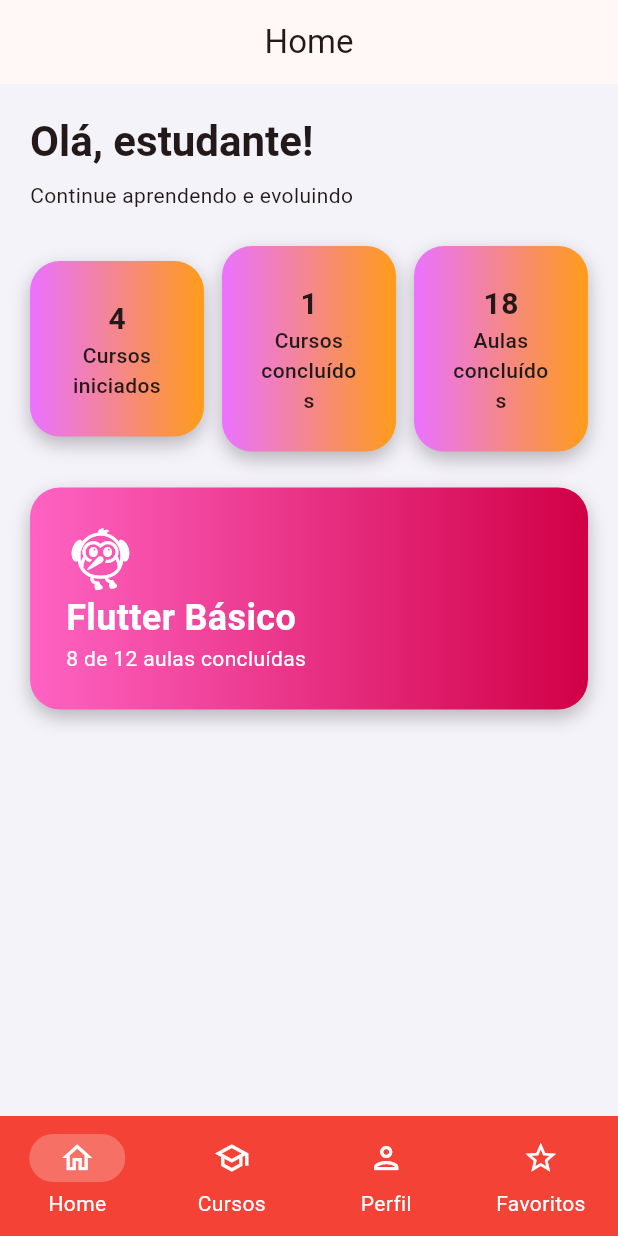
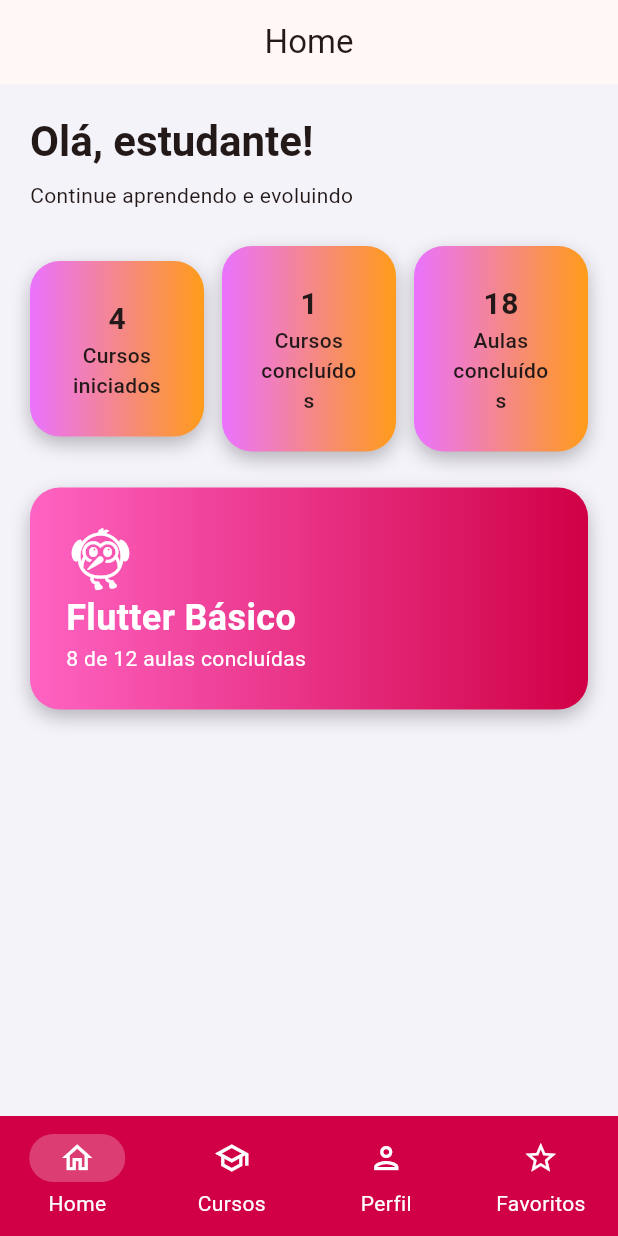
Before and after one commit to h3llsyn/aplicativo_curso, a Flutter app: the screen it shows after launch, on a phone screen of 412 x 824 dp. Run offline on Flutter 3.47's test engine with Material 3 defaults, Android fonts, the phone set to English and light mode, and no system bars.

Commit message:
mudando cor da navbar

```diff
--- a/lib/main.dart
+++ b/lib/main.dart
@@ -24,7 +24,7 @@
         ),
         useMaterial3: true,
         navigationBarTheme: const NavigationBarThemeData(
-          backgroundColor: Colors.red,
+          backgroundColor: const Color.fromARGB(255, 209, 0, 70),
           indicatorColor: Colors.white24,
           iconTheme: WidgetStatePropertyAll(
             IconThemeData(
```
